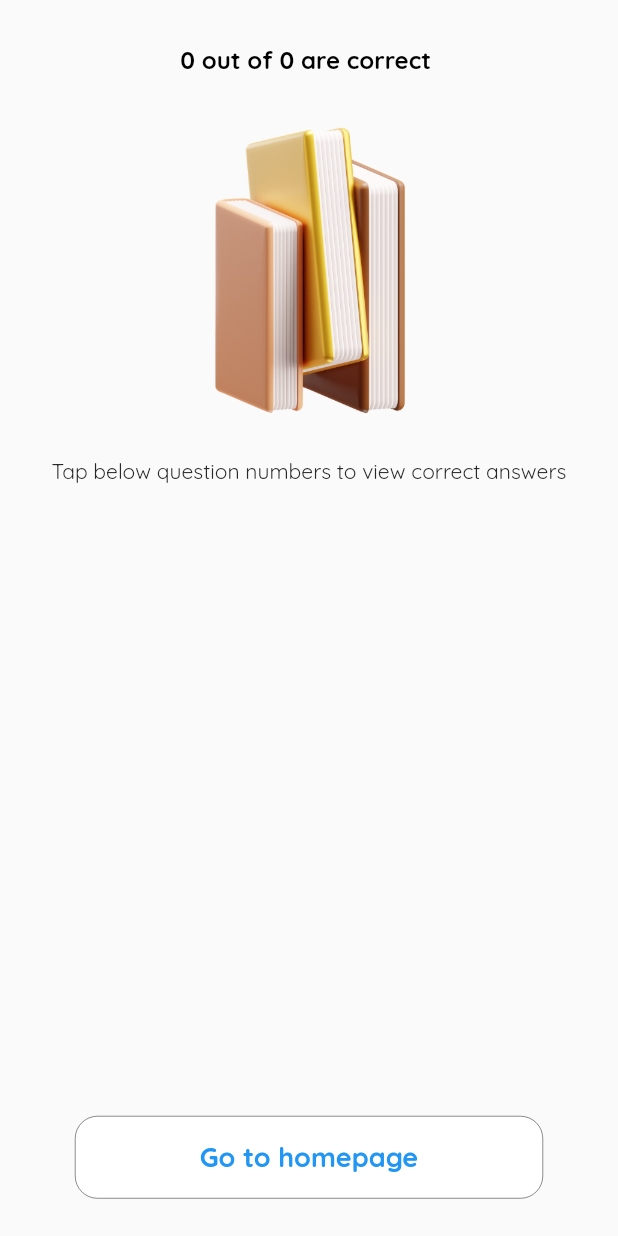
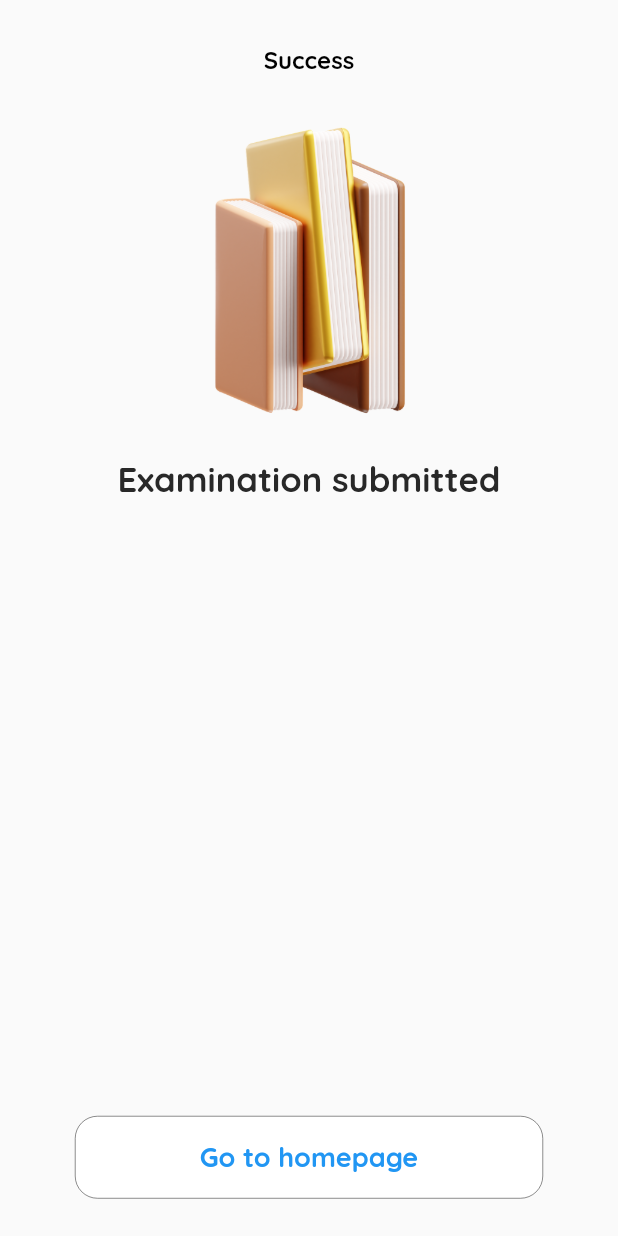
Before and after one commit to Deonorla/exam_app, a Flutter app: the ResultScreen screen opened directly with empty values, on a phone screen of 412 x 824 dp. Run offline on Flutter 3.47's test engine with Material 2 defaults, Android fonts, the phone set to English and light mode, and no system bars; our stand-ins replace awesome_snackbar_content, cached_network_image, cloud_firestore, firebase_auth, firebase_core, firebase_storage and 7 more; missing offline and left inert: easy_separator, local_auth_android, local_auth_ios; accounts and stored records are empty.

Commit message:
removed answers review

```diff
--- a/lib/controllers/question_paper/question_controller.dart
+++ b/lib/controllers/question_paper/question_controller.dart
@@ -40,6 +40,7 @@ class QuestionController extends GetxController {
 
   Future<void> loadData(QuestionPaperModel questionPaper) async {
     questionPaperModel = questionPaper;
+    print("count: ${questionPaper.questions!.length} ");
     loadingStatus.value = LoadingStatus.loading;
     try {
       final QuerySnapshot<Map<String, dynamic>> questionQuery =
--- a/lib/screens/home/Home.dart
+++ b/lib/screens/home/Home.dart
@@ -13,11 +13,14 @@ class Home extends StatelessWidget {
   Widget build(BuildContext context) {
     Get.put(QuestionPaperController());
     QuestionPaperController _questionPaperController = Get.find();
+    var totalExam = _questionPaperController.allPapers.length;
     return Obx(() => SingleChildScrollView(
           child: Column(
             crossAxisAlignment: CrossAxisAlignment.start,
             children: [
-              const ProgressCard(),
+              ProgressCard(
+                examCount: totalExam,
+              ),
               const SizedBox(
                 height: 20,
               ),
--- a/lib/screens/view/result_screen.dart
+++ b/lib/screens/view/result_screen.dart
@@ -28,7 +28,7 @@ class ResultScreen extends GetView<QuestionController> {
           leading: const SizedBox(
             height: 80,
           ),
-          title: controller.correctAnsweredQuestions,
+          title: "Success",
         ),
         body: Padding(
           padding: const EdgeInsets.symmetric(horizontal: 25),
@@ -46,48 +46,49 @@ class ResultScreen extends GetView<QuestionController> {
                     height: 25,
                   ),
                   const Text(
-                    "Tap below question numbers to view correct answers",
+                    "Examination submitted",
                     textAlign: TextAlign.center,
+                    style: TextStyle(fontSize: 23, fontWeight: FontWeight.w700),
                   ),
                   const SizedBox(
                     height: 25,
                   ),
-                  Expanded(
-                      child: GridView.builder(
-                          itemCount: controller.allQuestions.length,
-                          shrinkWrap: true,
-                          physics: const BouncingScrollPhysics(),
-                          gridDelegate:
-                              SliverGridDelegateWithFixedCrossAxisCount(
-                            crossAxisCount: Get.width ~/ 75,
-                            childAspectRatio: 1,
-                            crossAxisSpacing: 8,
-                            mainAxisSpacing: 8,
-                          ),
-                          itemBuilder: (_, index) {
-                            final _question = controller.allQuestions[index];
-                            AnswerStatus _status = AnswerStatus.notanswered;
-                            final _selectedAnswer = _question.selectedAnswer;
-                            final _correctAnswer = _question.correctAnswer;
-                            if (_selectedAnswer == _correctAnswer) {
-                              _status = AnswerStatus.correct;
-                            } else if (_question.selectedAnswer == null) {
-                              _status = AnswerStatus.wrong;
-                            } else {
-                              _status = AnswerStatus.wrong;
-                            }
-                            return QuestionNumberCard(
-                                index: index,
-                                status: _status,
-                                onTap: () {
-                                  controller.jumpToQuestion(index,
-                                      isGoBack: false);
-                                  Get.put(QuestionController(
-                                      lifecycleObserver: lifecycleObserver));
-                                  Get.to(() => AnswerCheckScreen(
-                                      lifecycleObserver: lifecycleObserver));
-                                });
-                          }))
+                  // Expanded(
+                  //     child: GridView.builder(
+                  //         itemCount: controller.allQuestions.length,
+                  //         shrinkWrap: true,
+                  //         physics: const BouncingScrollPhysics(),
+                  //         gridDelegate:
+                  //             SliverGridDelegateWithFixedCrossAxisCount(
+                  //           crossAxisCount: Get.width ~/ 75,
+                  //           childAspectRatio: 1,
+                  //           crossAxisSpacing: 8,
+                  //           mainAxisSpacing: 8,
+                  //         ),
+                  //         itemBuilder: (_, index) {
+                  //           final _question = controller.allQuestions[index];
+                  //           AnswerStatus _status = AnswerStatus.notanswered;
+                  //           final _selectedAnswer = _question.selectedAnswer;
+                  //           final _correctAnswer = _question.correctAnswer;
+                  //           if (_selectedAnswer == _correctAnswer) {
+                  //             _status = AnswerStatus.correct;
+                  //           } else if (_question.selectedAnswer == null) {
+                  //             _status = AnswerStatus.wrong;
+                  //           } else {
+                  //             _status = AnswerStatus.wrong;
+                  //           }
+                  //           return QuestionNumberCard(
+                  //               index: index,
+                  //               status: _status,
+                  //               onTap: () {
+                  //                 controller.jumpToQuestion(index,
+                  //                     isGoBack: false);
+                  //                 Get.put(QuestionController(
+                  //                     lifecycleObserver: lifecycleObserver));
+                  //                 Get.to(() => AnswerCheckScreen(
+                  //                     lifecycleObserver: lifecycleObserver));
+                  //               });
+                  //         }))
                 ],
               ))),
               Container(
```
Also changed, not shown: lib/controllers/question_paper/question_controller_extension.dart (+10 -0 lines), lib/widgets/progress_card.dart (+17 -15 lines), 1 other file.
